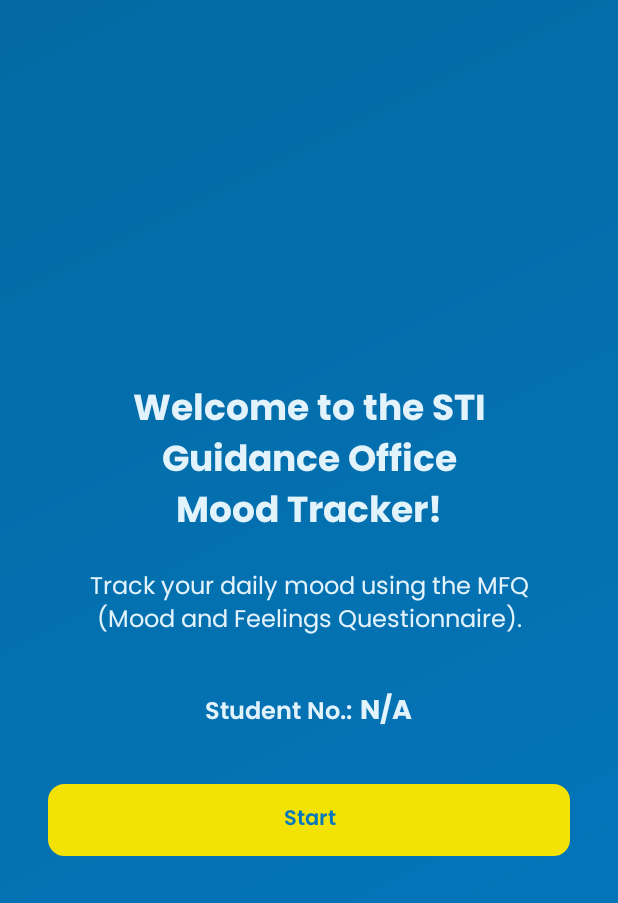
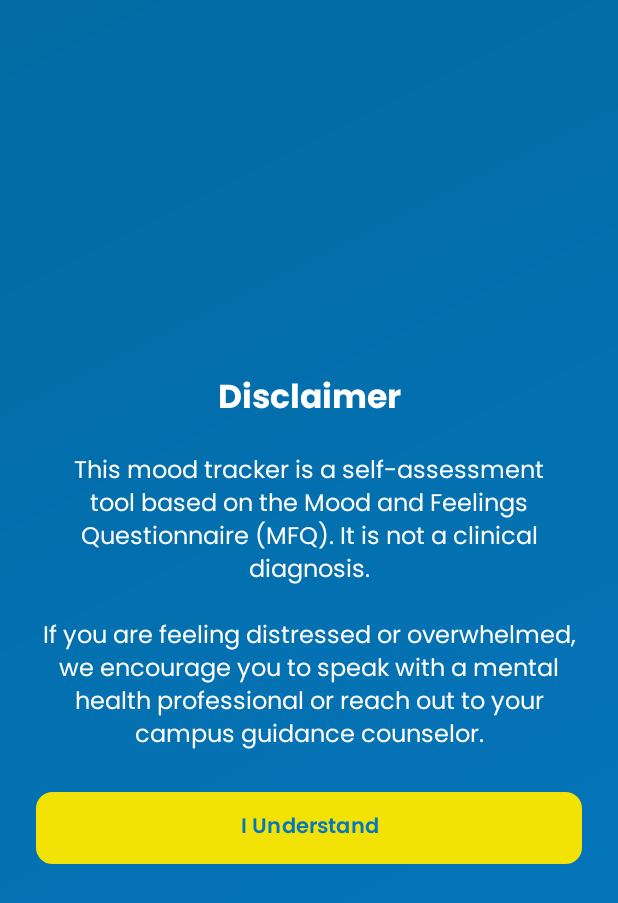
Before and after one commit to mrcandrs/STITarlacGuidanceApp, an Android app: the MTWelcomeFragment screen opened directly, with no data from a screen before it, after a tap on "Start", on a phone screen of 412 x 824 dp. Shown: the top 903 px of the screen. Run offline under Robolectric (Android 15) with nearby library versions, the phone set to English and light mode, and no system bars; our stand-ins replace CircleImageView.

Commit message:
Created the Mood Tracker Disclaimer Fragment

```diff
--- /dev/null
+++ b/app/src/main/java/com/example/stitarlacguidanceapp/MoodTrackerFragments/DisclaimerFragment.java
@@ -0,0 +1,37 @@
+package com.example.stitarlacguidanceapp.MoodTrackerFragments;
+
+import android.os.Bundle;
+import android.view.LayoutInflater;
+import android.view.View;
+import android.view.ViewGroup;
+import android.widget.Button;
+
+import androidx.fragment.app.Fragment;
+import androidx.fragment.app.FragmentTransaction;
+
+import com.example.stitarlacguidanceapp.R;
+import com.example.stitarlacguidanceapp.databinding.FragmentDisclaimerBinding;
+
+public class DisclaimerFragment extends Fragment {
+
+    private FragmentDisclaimerBinding root;
+
+    public DisclaimerFragment() {
+
+    }
+
+    @Override
+    public View onCreateView(LayoutInflater inflater, ViewGroup container,
+                             Bundle savedInstanceState) {
+        root = FragmentDisclaimerBinding.inflate(inflater, container, false);
+
+        root.btnProceed.setOnClickListener(v -> {
+            FragmentTransaction ft = requireActivity().getSupportFragmentManager().beginTransaction();
+            //ft.replace(R.id.fragment_container, new Question1Fragment());
+            ft.addToBackStack(null);
+            ft.commit();
+        });
+
+        return root.getRoot();
+    }
+}
--- a/app/src/main/java/com/example/stitarlacguidanceapp/MoodTrackerFragments/MTWelcomeFragment.java
+++ b/app/src/main/java/com/example/stitarlacguidanceapp/MoodTrackerFragments/MTWelcomeFragment.java
@@ -14,8 +14,11 @@ import androidx.fragment.app.FragmentTransaction;
 
 import com.example.stitarlacguidanceapp.Activities.MoodTrackerActivity;
 import com.example.stitarlacguidanceapp.R;
+import com.example.stitarlacguidanceapp.databinding.FragmentMtwelcomeBinding;
 
 public class MTWelcomeFragment extends Fragment {
+
+    private FragmentMtwelcomeBinding root;
 
     //Empty constructor
     public MTWelcomeFragment() {
@@ -25,20 +28,33 @@ public class MTWelcomeFragment extends Fragment {
     @Override
     public View onCreateView(LayoutInflater inflater, ViewGroup container,
                              Bundle savedInstanceState) {
-        View view = inflater.inflate(R.layout.fragment_mtwelcome, container, false);
+        root = FragmentMtwelcomeBinding.inflate(inflater, container, false);
+
+        //Getting student number from SharedPreferences
         MoodTrackerActivity activity = (MoodTrackerActivity) getActivity();
         SharedPreferences prefs = activity.getSharedPreferences("student_session", Context.MODE_PRIVATE); //Shared Preferences from login
 
-        ((TextView)view.findViewById(R.id.txtStudentNumber)).setText(prefs.getString("studentNumber", "N/A"));
+        String studentNumber = prefs.getString("studentNumber", "N/A");
 
-        Button btnStart = view.findViewById(R.id.btnStart);
-        btnStart.setOnClickListener(v -> {
+        //Setting the student number in the TextView
+        root.txtStudentNumber.setText(studentNumber);
+
+        root.btnStart.setOnClickListener(v -> {
             FragmentTransaction ft = requireActivity().getSupportFragmentManager().beginTransaction();
-            //ft.replace(R.id.fragment_container, new DisclaimerFragment());
+
+            //Setting custom animations
+            ft.setCustomAnimations(
+                    R.anim.slide_in_right,  //Enter
+                    R.anim.slide_out_left,  //Exit
+                    R.anim.slide_in_left,   //PopEnter (when back)
+                    R.anim.slide_out_right  //PopExit (when back)
+            );
+
+            ft.replace(R.id.fragment_container, new DisclaimerFragment());
             ft.addToBackStack(null);
             ft.commit();
         });
 
-        return view;
+        return root.getRoot();
     }
 }
--- /dev/null
+++ b/app/src/main/res/anim/slide_in_left.xml
@@ -0,0 +1,5 @@
+<?xml version="1.0" encoding="utf-8"?>
+<translate xmlns:android="http://schemas.android.com/apk/res/android"
+    android:fromXDelta="-100%"
+    android:toXDelta="0%"
+    android:duration="300"/>
--- /dev/null
+++ b/app/src/main/res/anim/slide_in_right.xml
@@ -0,0 +1,5 @@
+<?xml version="1.0" encoding="utf-8"?>
+<translate xmlns:android="http://schemas.android.com/apk/res/android"
+    android:fromXDelta="100%"
+    android:toXDelta="0%"
+    android:duration="300"/>
--- /dev/null
+++ b/app/src/main/res/anim/slide_out_left.xml
@@ -0,0 +1,5 @@
+<?xml version="1.0" encoding="utf-8"?>
+<translate xmlns:android="http://schemas.android.com/apk/res/android"
+    android:fromXDelta="0%"
+    android:toXDelta="-100%"
+    android:duration="300"/>
--- /dev/null
+++ b/app/src/main/res/anim/slide_out_right.xml
@@ -0,0 +1,5 @@
+<?xml version="1.0" encoding="utf-8"?>
+<translate xmlns:android="http://schemas.android.com/apk/res/android"
+    android:fromXDelta="0%"
+    android:toXDelta="100%"
+    android:duration="300"/>
--- /dev/null
+++ b/app/src/main/res/layout/fragment_disclaimer.xml
@@ -0,0 +1,47 @@
+<?xml version="1.0" encoding="utf-8"?>
+<ScrollView xmlns:android="http://schemas.android.com/apk/res/android"
+    android:layout_width="match_parent"
+    android:layout_height="match_parent"
+    xmlns:app="http://schemas.android.com/apk/res-auto"
+    android:background="@drawable/gradient_bg">
+
+    <LinearLayout
+        android:orientation="vertical"
+        android:padding="24dp"
+        android:gravity="center"
+        android:layout_gravity="center_vertical"
+        android:layout_width="match_parent"
+        android:layout_height="wrap_content">
+
+        <TextView
+            android:layout_width="match_parent"
+            android:layout_height="wrap_content"
+            android:text="Disclaimer"
+            android:fontFamily="@font/poppins_bold"
+            android:textSize="22sp"
+            android:textColor="@android:color/white"
+            android:textStyle="bold"
+            android:gravity="center"
+            android:layout_marginBottom="16dp" />
+
+        <TextView
+            android:layout_width="match_parent"
+            android:layout_height="wrap_content"
+            android:text="This mood tracker is a self-assessment tool based on the Mood and Feelings Questionnaire (MFQ). It is not a clinical diagnosis.\n\nIf you are feeling distressed or overwhelmed, we encourage you to speak with a mental health professional or reach out to your campus guidance counselor."
+            android:textSize="16sp"
+            android:fontFamily="@font/poppins_regular"
+            android:textColor="@android:color/white"
+            android:gravity="center"
+            android:layout_marginBottom="24dp" />
+
+        <Button
+            android:id="@+id/btnProceed"
+            android:layout_width="match_parent"
+            android:layout_height="wrap_content"
+            android:text="I Understand"
+            android:fontFamily="@font/poppins_semibold"
+            android:background="@drawable/button_border_2"
+            app:backgroundTint="@color/yellow"
+            android:textColor="@color/blue" />
+    </LinearLayout>
+</ScrollView>
```
